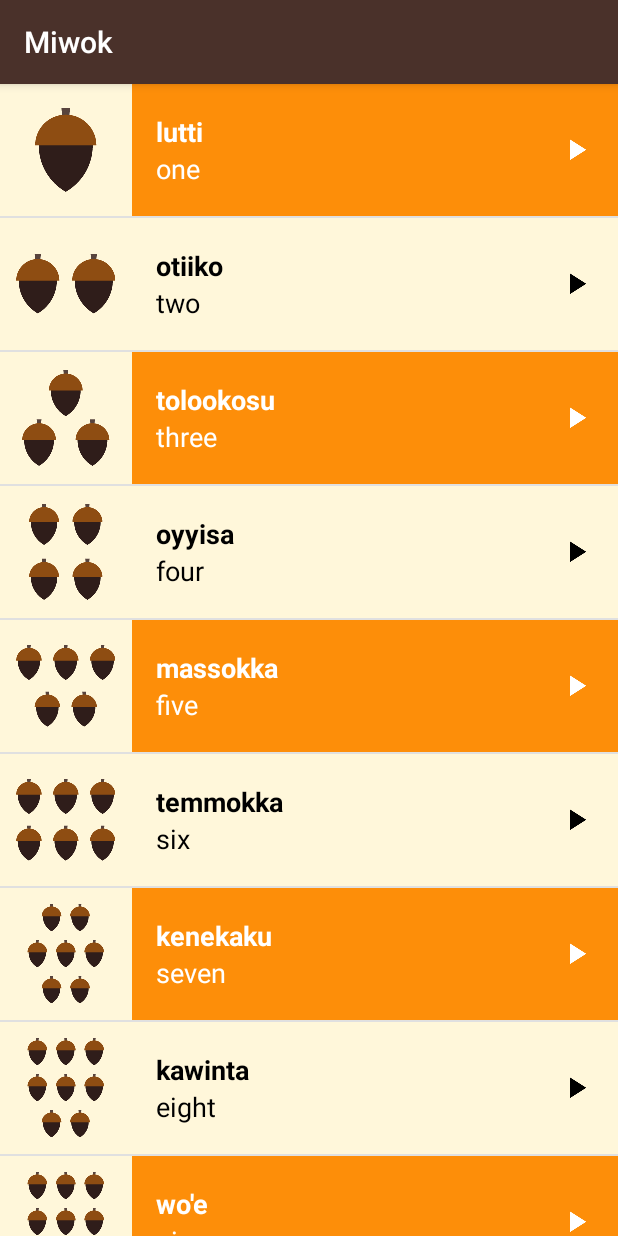
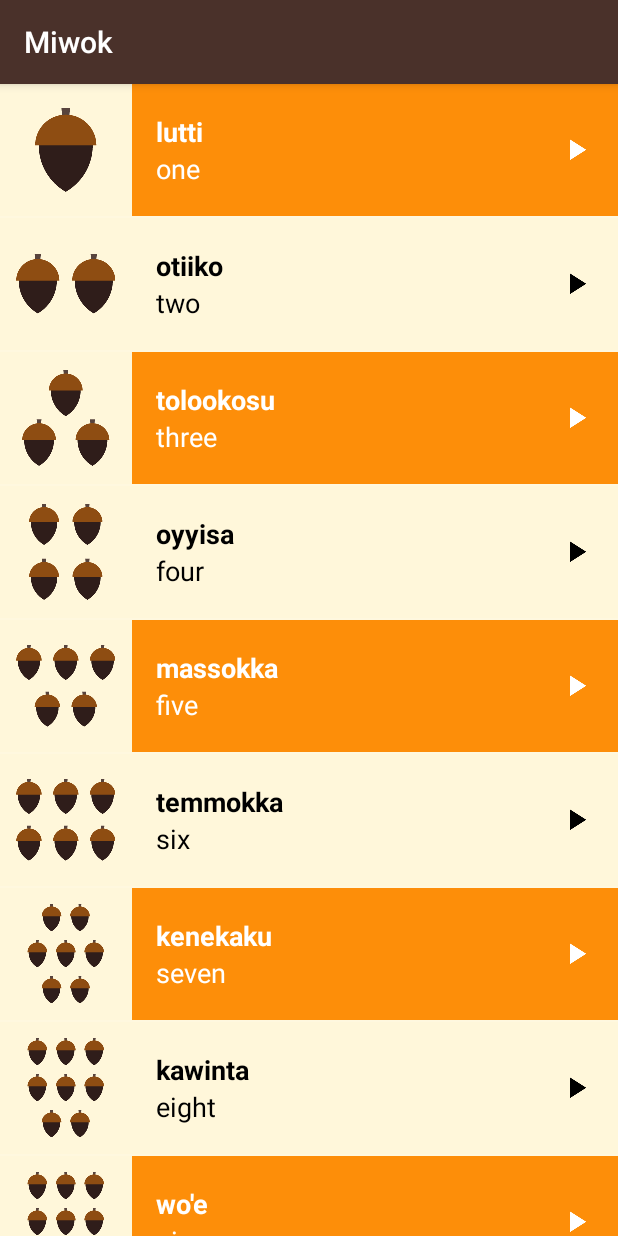
Before and after one commit to mnovillodiaz/Miwok_App, an Android app: the screen it shows after launch (MainActivity), after a tap on "Numbers", on a phone screen of 412 x 824 dp. Run offline under Robolectric (Android 15) with nearby library versions, the phone set to English and light mode, and no system bars; our stand-ins replace ButterKnife.

Commit message:
Using tan background color as default windowBackground

```diff
--- a/app/src/main/res/layout-land/activity_main.xml
+++ b/app/src/main/res/layout-land/activity_main.xml
@@ -2,7 +2,6 @@
 <LinearLayout xmlns:android="http://schemas.android.com/apk/res/android"
     android:layout_width="match_parent"
     android:layout_height="match_parent"
-    android:background="@android:color/white"
     android:id="@+id/mainFrameLayout">
 
     <!-- "Fragment A" -->
--- a/app/src/main/res/layout/activity_main.xml
+++ b/app/src/main/res/layout/activity_main.xml
@@ -2,7 +2,6 @@
 <LinearLayout xmlns:android="http://schemas.android.com/apk/res/android"
     android:layout_width="match_parent"
     android:layout_height="match_parent"
-    android:background="@android:color/white"
     android:id="@+id/mainlayout">
     <!-- "Fragment A" -->
     <FrameLayout
--- a/app/src/main/res/values/styles.xml
+++ b/app/src/main/res/values/styles.xml
@@ -15,9 +15,11 @@
 <resources>
 
     <!-- Base application theme. -->
-    <style name="AppTheme" parent="Theme.AppCompat.Light.DarkActionBar">
+    <style name="AppTheme" parent="Theme.AppCompat">
         <item name="colorPrimary">@color/primary_color</item>
         <item name="colorPrimaryDark">@color/primary_dark_color</item>
+        <item name="android:windowBackground">@color/tan_background</item>
+
     </style>
 
     <!-- Style for a category of vocabulary words -->
```
